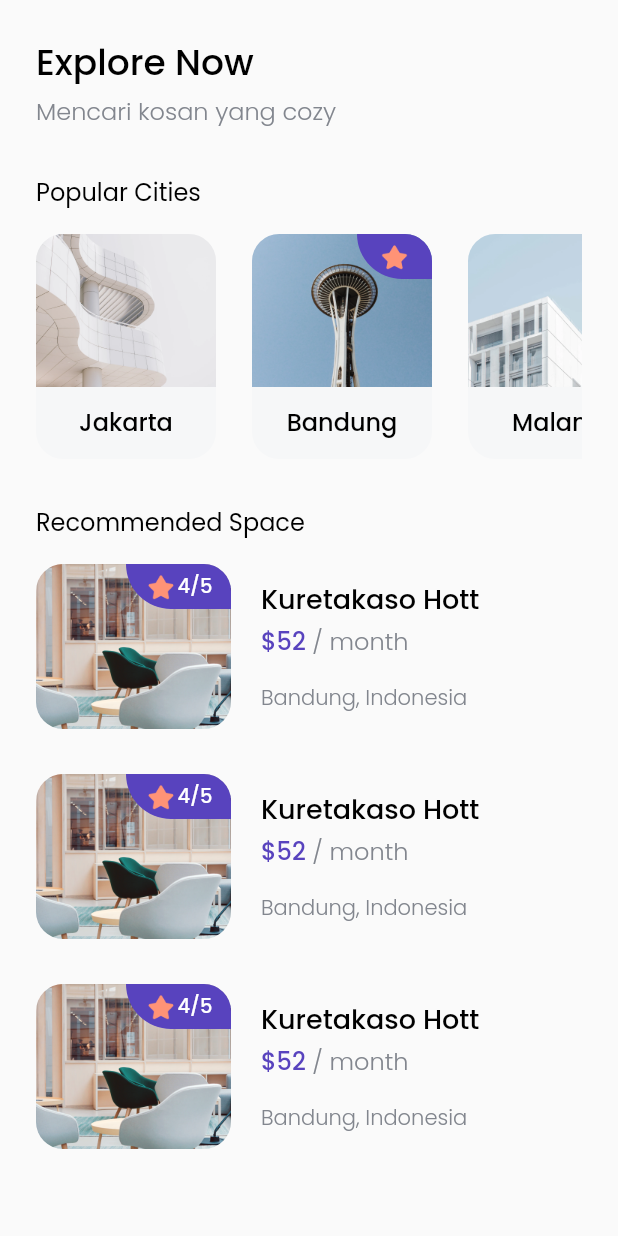
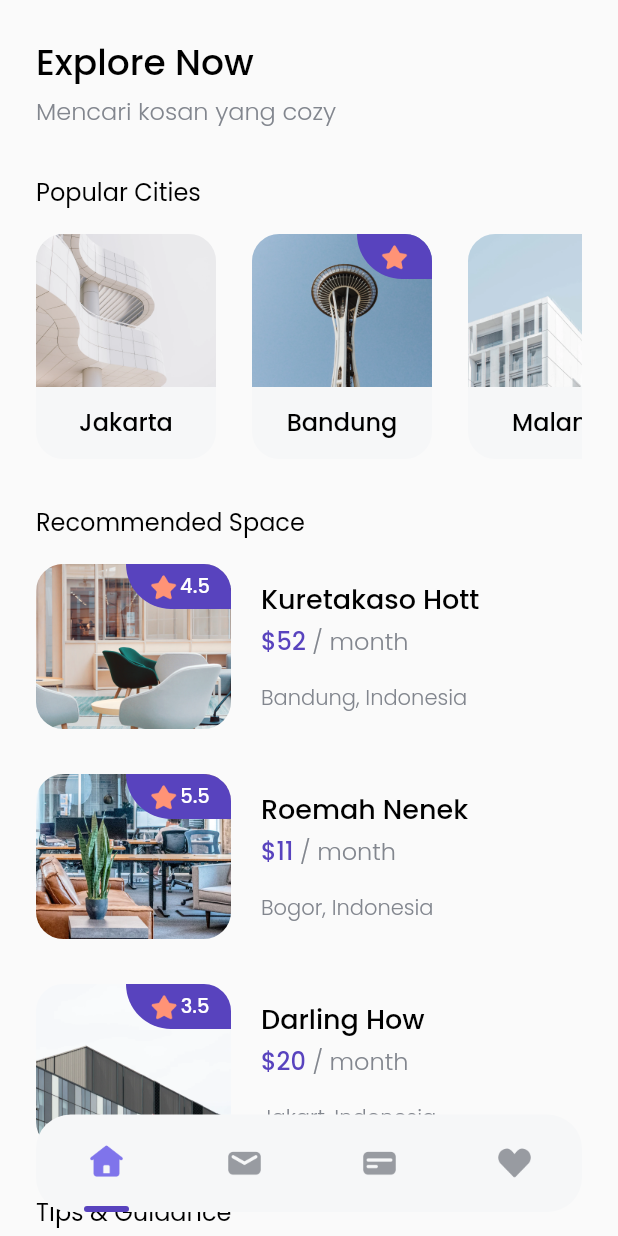
Before and after one commit to kevinrisqi/flutter-find-house, a Flutter app: the screen it shows after launch, after a tap on "EXPLORE NOW", on a phone screen of 412 x 824 dp. Run offline on Flutter 3.47's test engine with Material 2 defaults, Android fonts, the phone set to English and light mode, and no system bars; our stand-ins replace google_fonts.

Commit message:
Complete Home Page

```diff
--- /dev/null
+++ b/lib/models/space.dart
@@ -0,0 +1,19 @@
+class Space {
+  int id;
+  String name;
+  int price;
+  double rating;
+  String city;
+  String country;
+  String imageUrl;
+
+  Space({
+    required this.id,
+    required this.name,
+    required this.price,
+    required this.rating,
+    required this.city,
+    required this.country,
+    required this.imageUrl,
+  });
+}
--- /dev/null
+++ b/lib/models/tips.dart
@@ -0,0 +1,13 @@
+class Tips {
+  int id;
+  String name;
+  String updateAt;
+  String imageUrl;
+
+  Tips({
+    required this.id,
+    required this.name,
+    required this.updateAt,
+    required this.imageUrl,
+  });
+}
--- a/lib/pages/home_page.dart
+++ b/lib/pages/home_page.dart
@@ -1,8 +1,12 @@
 import 'package:flutter/material.dart';
 import 'package:flutter_find_house/models/city.dart';
+import 'package:flutter_find_house/models/space.dart';
+import 'package:flutter_find_house/models/tips.dart';
 import 'package:flutter_find_house/themes.dart';
+import 'package:flutter_find_house/widgets/bottom_navbar.dart';
 import 'package:flutter_find_house/widgets/city_card.dart';
 import 'package:flutter_find_house/widgets/space_card.dart';
+import 'package:flutter_find_house/widgets/tips_card.dart';
 
 class HomePage extends StatelessWidget {
   const HomePage({Key? key}) : super(key: key);
@@ -13,12 +17,12 @@ class HomePage extends StatelessWidget {
       body: SafeArea(
         child: Padding(
           padding: EdgeInsets.symmetric(
-            vertical: defaultMargin,
             horizontal: defaultMargin,
           ),
           child: ListView(
             children: [
               // NOTE: Header
+              SizedBox(height: defaultMargin,),
               Text(
                 'Explore Now',
                 style: blackTextStyle.copyWith(
@@ -99,21 +103,118 @@ class HomePage extends StatelessWidget {
               ),
               Column(
                 children: [
-                  SpaceCard(),
+                  SpaceCard(
+                    space: Space(
+                      id: 1,
+                      name: 'Kuretakaso Hott',
+                      price: 52,
+                      rating: 4.5,
+                      city: 'Bandung',
+                      country: 'Indonesia',
+                      imageUrl: 'assets/image_space1.png',
+                    ),
+                  ),
                   SizedBox(
                     height: 30,
                   ),
-                  SpaceCard(),
+                  SpaceCard(
+                    space: Space(
+                      id: 2,
+                      name: 'Roemah Nenek',
+                      price: 11,
+                      rating: 5.5,
+                      city: 'Bogor',
+                      country: 'Indonesia',
+                      imageUrl: 'assets/image_space2.png',
+                    ),
+                  ),
                   SizedBox(
                     height: 30,
                   ),
-                  SpaceCard(),
+                  SpaceCard(
+                    space: Space(
+                      id: 3,
+                      name: 'Darling How',
+                      price: 20,
+                      rating: 3.5,
+                      city: 'Jakart',
+                      country: 'Indonesia',
+                      imageUrl: 'assets/image_space3.png',
+                    ),
+                  ),
                 ],
-              )
+              ),
+              SizedBox(
+                height: 30,
+              ),
+              // NOTE: Tips & Guidance
+              Text(
+                'Tips & Guidance',
+                style: regularTextStyle.copyWith(
+                  fontSize: 16,
+                ),
+              ),
+              SizedBox(
+                height: 16,
+              ),
+              Column(
+                children: [
+                  TipsCard(
+                    tips: Tips(
+                        id: 1,
+                        name: 'City Guidelines',
+                        updateAt: '20 Apr',
+                        imageUrl: 'assets/image_tips1.png'),
+                  ),
+                  SizedBox(
+                    height: 20,
+                  ),
+                  TipsCard(
+                    tips: Tips(
+                        id: 2,
+                        name: 'Jakarta Fairship',
+                        updateAt: '11 Dec',
+                        imageUrl: 'assets/image_tips2.png'),
+                  )
+                ],
+              ),
+              SizedBox(
+                height: 65 + defaultMargin,
+              ),
             ],
           ),
         ),
       ),
+      floatingActionButton: Container(
+        width: MediaQuery.of(context).size.width - (defaultMargin * 2),
+        height: 65,
+        decoration: BoxDecoration(
+          color: Color(0xffF6F7F8),
+          borderRadius: BorderRadius.circular(23),
+        ),
+        child: Row(
+          mainAxisAlignment: MainAxisAlignment.spaceAround,
+          children: [
+            BottomNavbar(
+              imageUrl: 'assets/icon_home_active.png',
+              isActive: true,
+            ),
+            BottomNavbar(
+              imageUrl: 'assets/icon_mail_inactive.png',
+              isActive: false,
+            ),
+            BottomNavbar(
+              imageUrl: 'assets/icon_card_inactive.png',
+              isActive: false,
+            ),
+            BottomNavbar(
+              imageUrl: 'assets/icon_favorite_inactive.png',
+              isActive: false,
+            ),
+          ],
+        ),
+      ),
+      floatingActionButtonLocation: FloatingActionButtonLocation.centerFloat,
     );
   }
 }
--- /dev/null
+++ b/lib/widgets/bottom_navbar.dart
@@ -0,0 +1,32 @@
+import 'package:flutter/material.dart';
+import 'package:flutter_find_house/themes.dart';
+
+class BottomNavbar extends StatelessWidget {
+  String imageUrl;
+  bool isActive;
+
+  BottomNavbar({required this.imageUrl, required this.isActive});
+
+  @override
+  Widget build(BuildContext context) {
+    return Column(
+      children: [
+        Spacer(),
+        Image.asset(
+          imageUrl,
+          width: 26,
+          height: 26,
+        ),
+        Spacer(),
+        isActive ? Container(
+          width: 30,
+          height: 4,
+          decoration: BoxDecoration(
+            borderRadius: BorderRadius.circular(1000),
+            color: purpleColor,
+          ),
+        ) : Container()
+      ],
+    );
+  }
+}
--- a/lib/widgets/space_card.dart
+++ b/lib/widgets/space_card.dart
@@ -1,8 +1,11 @@
 import 'package:flutter/material.dart';
+import 'package:flutter_find_house/models/space.dart';
 import 'package:flutter_find_house/themes.dart';
 
 class SpaceCard extends StatelessWidget {
-  const SpaceCard({Key? key}) : super(key: key);
+  Space space;
+
+  SpaceCard({required this.space});
 
   @override
   Widget build(BuildContext context) {
@@ -16,7 +19,7 @@ class SpaceCard extends StatelessWidget {
             child: Stack(
               children: [
                 Image.asset(
-                  'assets/image_space1.png',
+                  space.imageUrl,
                   width: 130,
                   height: 110,
                   fit: BoxFit.cover,
@@ -42,7 +45,7 @@ class SpaceCard extends StatelessWidget {
                             height: 22,
                           ),
                           Text(
-                            '4/5',
+                            '${space.rating}',
                             style: whiteTextStyle.copyWith(
                               fontSize: 13,
                             ),
@@ -63,7 +66,7 @@ class SpaceCard extends StatelessWidget {
           crossAxisAlignment: CrossAxisAlignment.start,
           children: [
             Text(
-              'Kuretakaso Hott',
+              space.name,
               style: blackTextStyle.copyWith(
                 fontSize: 18,
               ),
@@ -73,7 +76,7 @@ class SpaceCard extends StatelessWidget {
             ),
             Text.rich(
               TextSpan(
-                text: '\$52',
+                text: '\$${space.price}',
                 style: purpleTextStyle.copyWith(
                   fontSize: 16,
                 ),
@@ -91,7 +94,7 @@ class SpaceCard extends StatelessWidget {
               height: 16,
             ),
             Text(
-              'Bandung, Indonesia',
+              space.city + ', ' + space.country,
               style: greyTextStyle.copyWith(fontSize: 14),
             ),
           ],
--- /dev/null
+++ b/lib/widgets/tips_card.dart
@@ -0,0 +1,50 @@
+import 'package:flutter/material.dart';
+import 'package:flutter_find_house/models/tips.dart';
+import 'package:flutter_find_house/themes.dart';
+
+class TipsCard extends StatelessWidget {
+  Tips tips;
+
+  TipsCard({required this.tips});
+
+  @override
+  Widget build(BuildContext context) {
+    return Row(
+      children: [
+        Image.asset(
+          tips.imageUrl,
+          width: 80,
+          height: 80,
+          fit: BoxFit.cover,
+        ),
+        SizedBox(
+          width: 16,
+        ),
+        Column(
+          crossAxisAlignment: CrossAxisAlignment.start,
+          children: [
+            Text(
+              tips.name,
+              style: blackTextStyle.copyWith(fontSize: 18),
+            ),
+            SizedBox(
+              height: 4,
+            ),
+            Text(
+              'Updated ${tips.updateAt}',
+              style: greyTextStyle.copyWith(fontSize: 14),
+            ),
+          ],
+        ),
+        Spacer(),
+        IconButton(
+          onPressed: () {},
+          icon: Icon(
+            Icons.chevron_right,
+            color: greyColor,
+          ),
+        ),
+      ],
+    );
+  }
+}
```
Also changed, not shown: assets/icon_card_active.png (added), assets/icon_card_inactive.png (added), assets/icon_details.png (added), assets/icon_favorite_active.png (added), assets/icon_favorite_inactive.png (added), assets/icon_home_active.png (added), assets/icon_home_inactive.png (added), assets/icon_mail_active.png (added), assets/icon_mail_inactive.png (added).
